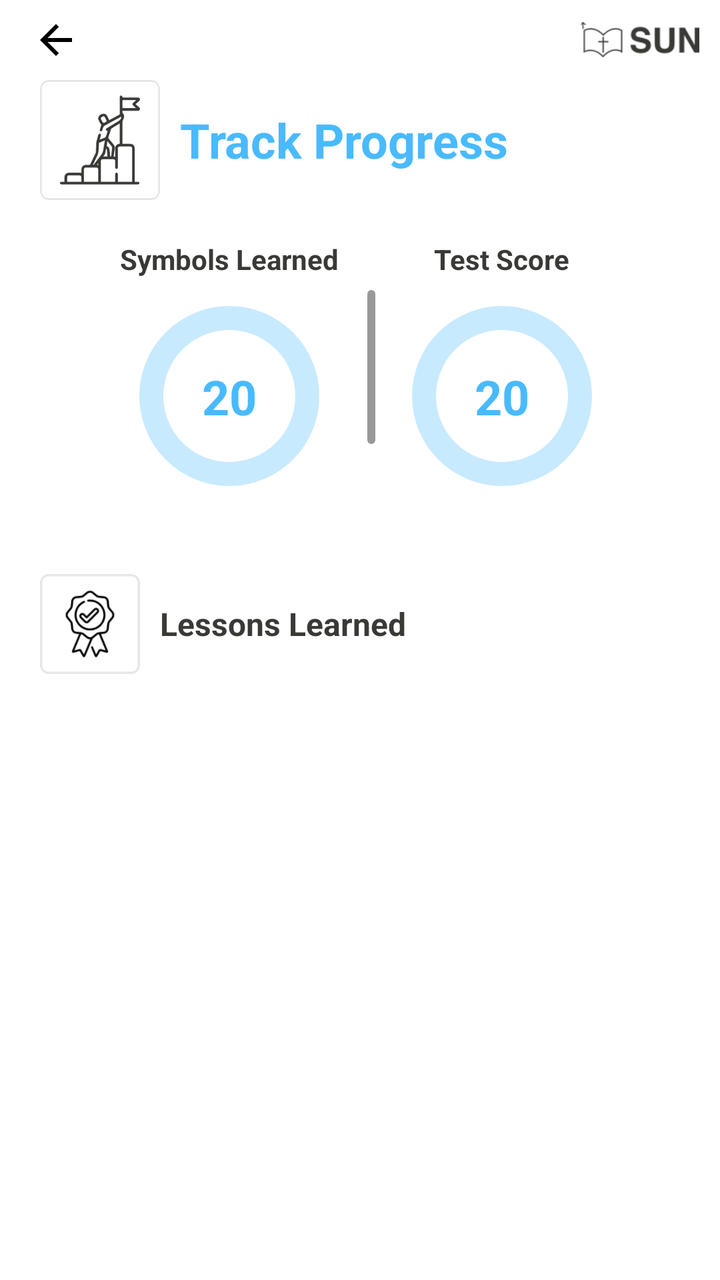
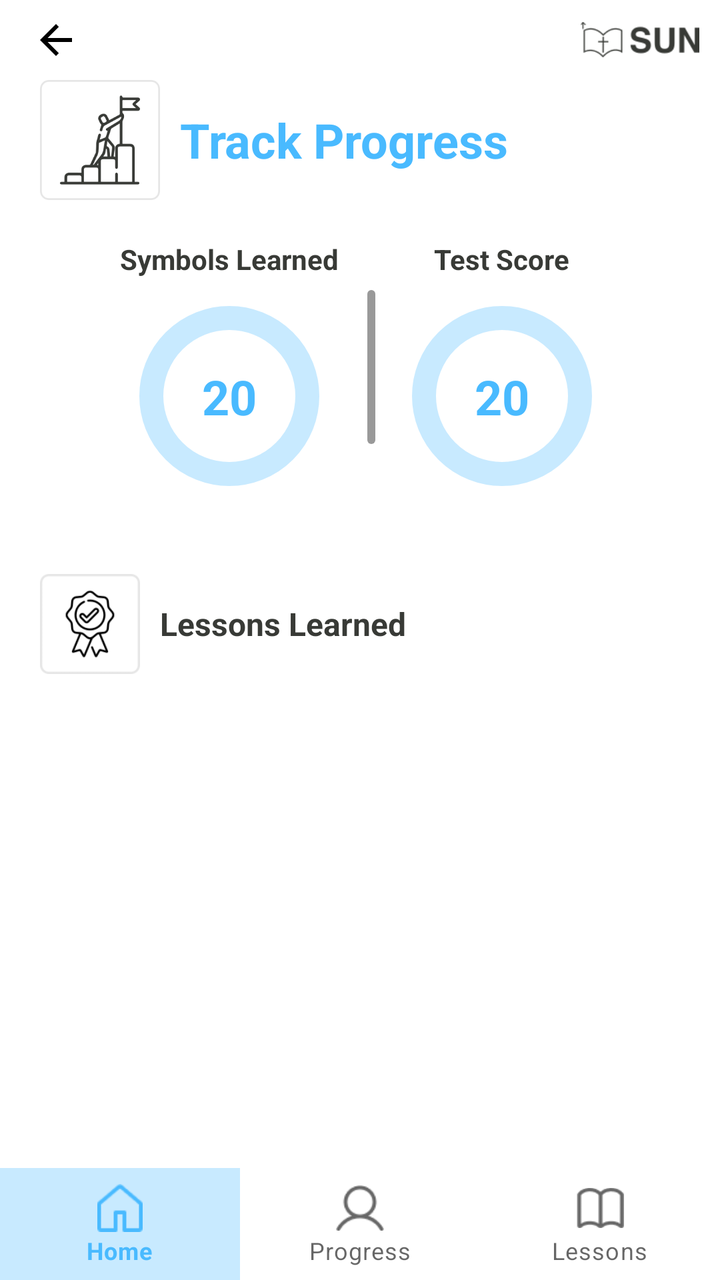

Before-and-after screenshots of an Android layout around one commit, followed by the original layout XML and the change that was made.
<!-- AndroidManifest.xml: application theme Theme.SUN -->
<!-- res/layout/activity_track_progress.xml -->
<?xml version="1.0" encoding="utf-8"?>
<LinearLayout xmlns:android="http://schemas.android.com/apk/res/android"
    xmlns:app="http://schemas.android.com/apk/res-auto"
    android:layout_width="match_parent"
    android:layout_height="match_parent"
    xmlns:tools="http://schemas.android.com/tools"
    android:orientation="vertical"
    tools:context=".ui.activity.TrackProgressActivity">

    <androidx.appcompat.widget.Toolbar
        android:id="@+id/toolbar"
        app:navigationIcon="@drawable/ic_arrow_back"
        android:layout_width="match_parent"
        android:layout_height="@dimen/_40dp">

        <ImageView
            android:layout_width="@dimen/_60dp"
            android:layout_height="wrap_content"
            android:adjustViewBounds="true"
            android:src="@drawable/ic_logo"
            android:layout_gravity="end"
            android:layout_marginEnd="@dimen/_10dp"/>
    </androidx.appcompat.widget.Toolbar>

    <LinearLayout
        android:layout_width="match_parent"
        android:layout_height="wrap_content"
        android:orientation="horizontal"
        android:layout_gravity="center"
        android:layout_marginHorizontal="@dimen/_20dp">

        <ImageView
            android:layout_width="@dimen/_60dp"
            android:layout_height="wrap_content"
            android:adjustViewBounds="true"
            android:src="@drawable/ic_track_progress" />

        <LinearLayout
            android:layout_width="wrap_content"
            android:layout_height="wrap_content"
            android:orientation="vertical"
            android:layout_gravity="center"
            android:layout_marginStart="@dimen/_10dp">

            <TextView
                android:layout_width="wrap_content"
                android:layout_height="wrap_content"
                android:text="@string/track_progress"
                android:textSize="24sp"
                android:textStyle="bold"
                android:elevation="1dp"
                android:textColor="@color/primary"
                android:id="@+id/page_title" />
        </LinearLayout>
    </LinearLayout>

    <LinearLayout
        android:layout_width="match_parent"
        android:layout_height="fill_parent"
        android:orientation="vertical"
        android:layout_marginTop="@dimen/_20dp"
        android:paddingHorizontal="@dimen/_20dp" >

        <LinearLayout
            android:layout_width="match_parent"
            android:layout_height="wrap_content"
            android:orientation="horizontal"
            android:paddingHorizontal="@dimen/_40dp">

            <LinearLayout
                android:layout_width="wrap_content"
                android:layout_height="wrap_content"
                android:gravity="center"
                android:orientation="vertical">

                <TextView
                    android:layout_width="wrap_content"
                    android:layout_height="wrap_content"
                    android:text="@string/symbols_learned"
                    android:textColor="@color/dark_gray"
                    android:textStyle="bold" />

                <androidx.constraintlayout.widget.ConstraintLayout
                    android:layout_width="wrap_content"
                    android:layout_height="wrap_content">

                    <com.google.android.material.progressindicator.CircularProgressIndicator
                        android:id="@+id/learn_progress"
                        android:layout_width="wrap_content"
                        android:layout_height="wrap_content"
                        android:layout_marginTop="@dimen/_10dp"
                        app:indicatorSize="@dimen/_90dp"
                        app:indicatorColor="@color/primary"
                        app:trackColor="@color/primary_light"
                        app:trackThickness="@dimen/_12dp"
                        android:progress="20"
                        app:layout_constraintTop_toTopOf="parent"
                        app:layout_constraintBottom_toBottomOf="parent"
                        app:layout_constraintStart_toStartOf="parent"
                        app:layout_constraintEnd_toEndOf="parent" />

                    <TextView
                        android:id="@+id/learn_count"
                        android:layout_width="wrap_content"
                        android:layout_height="wrap_content"
                        android:text="@string/number_example"
                        android:textColor="@color/primary"
                        android:textStyle="bold"
                        android:textSize="@dimen/_24sp"
                        android:layout_marginTop="@dimen/_10dp"
                        app:layout_constraintTop_toTopOf="parent"
                        app:layout_constraintBottom_toBottomOf="parent"
                        app:layout_constraintStart_toStartOf="parent"
                        app:layout_constraintEnd_toEndOf="parent" />

                </androidx.constraintlayout.widget.ConstraintLayout>

            </LinearLayout>

            <View
                android:layout_width="0dp"
                android:layout_height="match_parent"
                android:layout_weight="1"/>

            <View
                android:layout_width="@dimen/_4dp"
                android:layout_height="match_parent"
                android:background="@drawable/ic_line"
                android:layout_marginVertical="@dimen/_25dp" />

            <View
                android:layout_width="0dp"
                android:layout_height="match_parent"
                android:layout_weight="1"/>

            <LinearLayout
                android:layout_width="wrap_content"
                android:layout_height="wrap_content"
                android:gravity="center"
                android:orientation="vertical">

                <TextView
                    android:layout_width="wrap_content"
                    android:layout_height="wrap_content"
                    android:text="@string/test_score"
                    android:textColor="@color/dark_gray"
                    android:textStyle="bold" />

                <androidx.constraintlayout.widget.ConstraintLayout
                    android:layout_width="wrap_content"
                    android:layout_height="wrap_content">

                    <com.google.android.material.progressindicator.CircularProgressIndicator
                        android:id="@+id/test_progress"
                        android:layout_width="wrap_content"
                        android:layout_height="wrap_content"
                        android:layout_marginTop="@dimen/_10dp"
                        app:indicatorSize="@dimen/_90dp"
                        app:indicatorColor="@color/primary"
                        app:trackColor="@color/primary_light"
                        app:trackThickness="@dimen/_12dp"
                        android:progress="75"
                        app:layout_constraintTop_toTopOf="parent"
                        app:layout_constraintBottom_toBottomOf="parent"
                        app:layout_constraintStart_toStartOf="parent"
                        app:layout_constraintEnd_toEndOf="parent" />

                    <TextView
                        android:id="@+id/test_score"
                        android:layout_width="wrap_content"
                        android:layout_height="wrap_content"
                        android:text="@string/number_example"
                        android:textColor="@color/primary"
                        android:textStyle="bold"
                        android:textSize="@dimen/_24sp"
                        android:layout_marginTop="@dimen/_10dp"
                        app:layout_constraintTop_toTopOf="parent"
                        app:layout_constraintBottom_toBottomOf="parent"
                        app:layout_constraintStart_toStartOf="parent"
                        app:layout_constraintEnd_toEndOf="parent" />

                </androidx.constraintlayout.widget.ConstraintLayout>

            </LinearLayout>

        </LinearLayout>

        <LinearLayout
            android:layout_width="match_parent"
            android:layout_height="wrap_content"
            android:orientation="horizontal"
            android:layout_marginTop="@dimen/_40sp">

            <ImageView
                android:layout_width="@dimen/_50dp"
                android:layout_height="wrap_content"
                android:adjustViewBounds="true"
                android:src="@drawable/ic_award"/>

            <TextView
                android:layout_width="wrap_content"
                android:layout_height="wrap_content"
                android:layout_gravity="center"
                android:layout_marginStart="@dimen/_10dp"
                android:text="@string/lessons_learned"
                android:textColor="@color/dark_gray"
                android:textStyle="bold"
                android:textSize="@dimen/_16sp"/>

        </LinearLayout>

        <androidx.recyclerview.widget.RecyclerView
            android:id="@+id/lessons"
            android:layout_width="match_parent"
            android:layout_height="wrap_content"
            android:layout_marginTop="@dimen/_20sp"/>

    </LinearLayout>

</LinearLayout>
<!-- resources referenced by this layout -->
<resources>
  <color name="dark_gray">#383A36</color>
  <color name="primary">#49BAFF</color>
  <color name="primary_light">#4D49BAFF</color>
  <dimen name="_10dp">10dp</dimen>
  <dimen name="_12dp">12dp</dimen>
  <dimen name="_16sp">16sp</dimen>
  <dimen name="_20dp">20dp</dimen>
  <dimen name="_20sp">20sp</dimen>
  <dimen name="_24sp">24sp</dimen>
  <dimen name="_25dp">25dp</dimen>
  <dimen name="_40dp">40dp</dimen>
  <dimen name="_40sp">40sp</dimen>
  <dimen name="_4dp">4dp</dimen>
  <dimen name="_50dp">50dp</dimen>
  <dimen name="_60dp">60dp</dimen>
  <dimen name="_90dp">90dp</dimen>
  <!-- drawable ic_arrow_back (drawable) -->
  <vector
      android:autoMirrored="true"
      android:height="24dp"
      android:tint="#000000"
      android:viewportHeight="24"
      android:viewportWidth="24"
      android:width="24dp"
      xmlns:android="http://schemas.android.com/apk/res/android">
      <path android:fillColor="@android:color/white" android:pathData="M20,11H7.83l5.59,-5.59L12,4l-8,8 8,8 1.41,-1.41L7.83,13H20v-2z"/>
  </vector>
  <!-- drawable ic_award: png bitmap (drawable, 6394 bytes) -->
  <!-- drawable ic_line (drawable) -->
  <?xml version="1.0" encoding="UTF-8"?>
  <shape xmlns:android="http://schemas.android.com/apk/res/android">
      <solid android:color="#999999" />
      <corners android:radius="6dp" />
  </shape>
  <!-- drawable ic_logo: png bitmap (drawable, 3326 bytes) -->
  <!-- drawable ic_track_progress: png bitmap (drawable, 9834 bytes) -->
  <string name="lessons_learned">Lessons Learned</string>
  <string name="number_example" translatable="false">20</string>
  <string name="symbols_learned">Symbols Learned</string>
  <string name="test_score">Test Score</string>
  <string name="track_progress">Track Progress</string>
  <style name="Theme.SUN" parent="Base.Theme.SUN" />
  <style name="Base.Theme.SUN" parent="Theme.MaterialComponents.Light.NoActionBar.Bridge">
          <item name="colorPrimary">@color/primary</item>
          <item name="colorPrimaryDark">@color/primary_dark</item>
          <item name="colorAccent">@color/accent</item>
          <item name="android:windowBackground">@color/white</item>
          <item name="android:statusBarColor">@color/primary</item>
      </style>
  <color name="primary_dark">#004874</color>
  <color name="accent">#00C78E</color>
  <color name="white">#FFFFFFFF</color>
</resources>

<!-- the commit's change to res/layout/activity_track_progress.xml (unified diff, before → after) -->
@@ -56,7 +56,8 @@
 
     <LinearLayout
         android:layout_width="match_parent"
-        android:layout_height="fill_parent"
+        android:layout_height="0dp"
+        android:layout_weight="1"
         android:orientation="vertical"
         android:layout_marginTop="@dimen/_20dp"
         android:paddingHorizontal="@dimen/_20dp" >
@@ -213,8 +214,30 @@
             android:id="@+id/lessons"
             android:layout_width="match_parent"
             android:layout_height="wrap_content"
-            android:layout_marginTop="@dimen/_20sp"/>
+            android:layout_marginTop="@dimen/_20sp"
+            android:clipToPadding="false"
+            android:paddingBottom="@dimen/_10dp"/>
 
     </LinearLayout>
 
+    <LinearLayout
+        android:layout_width="match_parent"
+        android:layout_height="wrap_content"
+        android:gravity="bottom">
+
+        <include
+            android:id="@+id/nav_bar"
+            layout="@layout/bottom_navigation"/>
+    </LinearLayout>
+
 </LinearLayout>
+<!-- res/layout/bottom_navigation.xml (included above) -->
+<?xml version="1.0" encoding="utf-8"?>
+<com.google.android.material.bottomnavigation.BottomNavigationView
+    xmlns:android="http://schemas.android.com/apk/res/android"
+    xmlns:app="http://schemas.android.com/apk/res-auto"
+    android:id="@+id/bottom_navigation"
+    style="@style/BottomNavBar"
+    android:layout_width="match_parent"
+    android:layout_height="wrap_content"
+    app:menu="@menu/nav_menu" />
<!-- resource entries referenced after the edit -->
@@ -41,7 +41,24 @@
   <string name="symbols_learned">Symbols Learned</string>
   <string name="test_score">Test Score</string>
   <string name="track_progress">Track Progress</string>
+  <style name="BottomNavBar" parent="Widget.MaterialComponents.BottomNavigationView">
+          <item name="itemBackground">@drawable/menu_item_background</item>
+      </style>
   <style name="Theme.SUN" parent="Base.Theme.SUN" />
+  <!-- drawable menu_item_background (drawable) -->
+  <?xml version="1.0" encoding="utf-8"?>
+  <selector xmlns:android="http://schemas.android.com/apk/res/android">
+      <item android:state_checked="true">
+          <shape android:shape="rectangle">
+              <solid android:color="@color/primary_light" /> 
+          </shape>
+      </item>
+      <item>
+          <shape android:shape="rectangle">
+              <solid android:color="@android:color/transparent" /> 
+          </shape>
+      </item>
+  </selector>
   <style name="Base.Theme.SUN" parent="Theme.MaterialComponents.Light.NoActionBar.Bridge">
           <item name="colorPrimary">@color/primary</item>
           <item name="colorPrimaryDark">@color/primary_dark</item>
